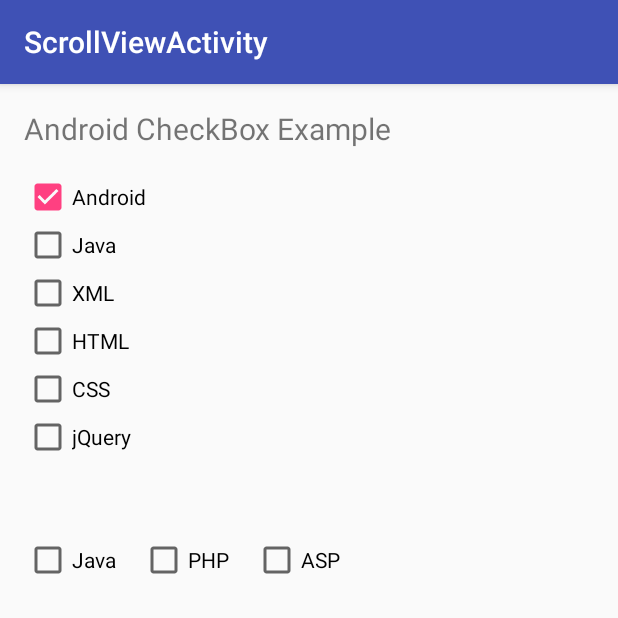
After one commit to liset08/Lab_03_ScrollViewActivity, an Android app: the CheckBoxActivity screen opened directly, with no data from a screen before it, on a phone screen of 412 x 824 dp, the top half of it. The commit adds this screen. Run offline under Robolectric (Android 15) with nearby library versions, the phone set to English and light mode, and no system bars.

Commit message:
primera actualización

```diff
--- /dev/null
+++ b/app/src/main/java/com/cayhualla/scrollviewactivity/CheckBoxActivity.java
@@ -0,0 +1,21 @@
+package com.cayhualla.scrollviewactivity;
+
+import android.support.v7.app.AppCompatActivity;
+import android.os.Bundle;
+import android.widget.CheckBox;
+import android.widget.Toast;
+
+public class CheckBoxActivity extends AppCompatActivity {
+    private CheckBox checkBox;
+
+    @Override
+    protected void onCreate(Bundle savedInstanceState) {
+        super.onCreate(savedInstanceState);
+        setContentView(R.layout.activity_check_box);
+        checkBox =(CheckBox)findViewById(R.id.checkBox);
+
+        checkBox.setChecked(true);
+        if (checkBox.isChecked())
+            Toast.makeText(this,"Primer checkbox esta revisado",Toast.LENGTH_LONG).show();
+    }
+}
--- /dev/null
+++ b/app/src/main/res/layout/activity_check_box.xml
@@ -0,0 +1,96 @@
+<?xml version="1.0" encoding="utf-8"?>
+<LinearLayout xmlns:android="http://schemas.android.com/apk/res/android"
+    xmlns:app="http://schemas.android.com/apk/res-auto"
+    xmlns:tools="http://schemas.android.com/tools"
+    android:layout_width="match_parent"
+    android:layout_height="match_parent"
+    android:orientation="vertical"
+    android:padding="16dp"
+
+
+tools:context="com.cayhualla.scrollviewactivity.CheckBoxActivity">
+
+
+    <TextView
+        android:id="@+id/textView"
+        android:layout_width="wrap_content"
+        android:layout_height="wrap_content"
+        android:layout_marginBottom="16dp"
+        android:text="Android CheckBox Example"
+        android:textSize="20sp" />
+
+    <CheckBox
+        android:id="@+id/checkBox"
+        android:layout_width="wrap_content"
+        android:layout_height="wrap_content"
+        android:onClick="androidCheckBoxClicked"
+        android:text="Android" />
+
+    <CheckBox
+        android:id="@+id/checkBox2"
+        android:layout_width="wrap_content"
+        android:layout_height="wrap_content"
+        android:onClick="androidCheckBoxClicked"
+        android:text="Java" />
+
+    <CheckBox
+        android:id="@+id/checkBox3"
+        android:layout_width="wrap_content"
+        android:layout_height="wrap_content"
+        android:onClick="androidCheckBoxClicked"
+        android:text="XML" />
+
+    <CheckBox
+        android:id="@+id/checkBox4"
+        android:layout_width="wrap_content"
+        android:layout_height="wrap_content"
+        android:onClick="androidCheckBoxClicked"
+        android:text="HTML" />
+
+    <CheckBox
+        android:id="@+id/checkBox5"
+        android:layout_width="wrap_content"
+        android:layout_height="wrap_content"
+        android:onClick="androidCheckBoxClicked"
+        android:text="CSS" />
+
+    <CheckBox
+        android:id="@+id/checkBox6"
+        android:layout_width="wrap_content"
+        android:layout_height="wrap_content"
+        android:onClick="androidCheckBoxClicked"
+        android:text="jQuery" />
+
+    <LinearLayout
+        android:layout_width="fill_parent"
+        android:layout_height="wrap_content"
+        android:layout_marginTop="50dp"
+        android:orientation="horizontal">
+
+        <CheckBox
+            android:id="@+id/checkBox7"
+            android:layout_width="wrap_content"
+            android:layout_height="wrap_content"
+            android:onClick="androidCheckBoxClicked"
+            android:text="Java" />
+
+        <CheckBox
+            android:id="@+id/checkBox8"
+            android:layout_width="wrap_content"
+            android:layout_height="wrap_content"
+            android:layout_marginLeft="16dp"
+            android:layout_marginRight="16dp"
+            android:onClick="androidCheckBoxClicked"
+            android:text="PHP" />
+
+        <CheckBox
+            android:id="@+id/checkBox9"
+            android:layout_width="wrap_content"
+            android:layout_height="wrap_content"
+            android:onClick="androidCheckBoxClicked"
+            android:text="ASP" />
+    </LinearLayout>
+
+
+
+</LinearLayout>
```
Also changed, not shown: app/src/main/AndroidManifest.xml (+6 -4 lines), app/src/main/java/com/cayhualla/scrollviewactivity/EditTextActivity.java (added, +36 -0 lines), app/src/main/res/layout/activity_edit_text.xml (added, +48 -0 lines), app/src/main/res/layout/activity_image_button.xml (+8 -4 lines), app/src/main/res/drawable-hdpi/bg_face.png (added), app/src/main/res/drawable-mdpi/bg_face.png (added), app/src/main/res/drawable-xhdpi/bg_face.png (added), app/src/main/res/drawable-xxhdpi/bg_face.png (added), app/src/main/res/drawable-xxxhdpi/bg_face.png (added).
